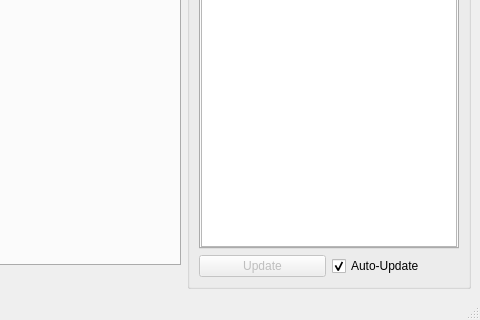
Qt form app/ui/IrisCC.ui (xalpha/iris) before a commit; both pictures show x 443 to 923 and y 325 to 645 of the 923 by 645 pixel window.
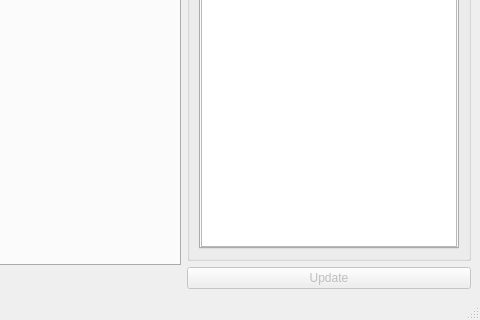
The same form after that commit. Icons and pictures are not drawn. Custom widgets are drawn as their Qt base class.

Commit message: - removed auto-update button from the UI - corrected implementation of the OpenCVStereoCalibration - added multipleCameras:bool to calibration classes - still figuring out how to make all kinds of calibration happy

Patch:
```diff
--- a/app/ui/IrisCC.ui
+++ b/app/ui/IrisCC.ui
@@ -289,8 +289,9 @@
            </widget>
           </widget>
          </item>
-         <item>
-          <layout class="QHBoxLayout" name="horizontalLayout_5">
+        </layout>
+       </widget>
+      </item>
            <item>
             <widget class="QPushButton" name="update">
              <property name="enabled">
@@ -304,27 +305,6 @@
              </property>
             </widget>
            </item>
-           <item>
-            <widget class="QCheckBox" name="auto_update">
-             <property name="sizePolicy">
-              <sizepolicy hsizetype="Minimum" vsizetype="Fixed">
-               <horstretch>0</horstretch>
-               <verstretch>0</verstretch>
-              </sizepolicy>
-             </property>
-             <property name="text">
-              <string>Auto-Update</string>
-             </property>
-             <property name="checked">
-              <bool>true</bool>
-             </property>
-            </widget>
-           </item>
-          </layout>
-         </item>
-        </layout>
-       </widget>
-      </item>
      </layout>
     </item>
    </layout>
```
Left out of the diff: 19 changed lines with no effect on the pictures. Lines whose indentation alone changed are shown as unchanged. The commit also changes 5 other files.
